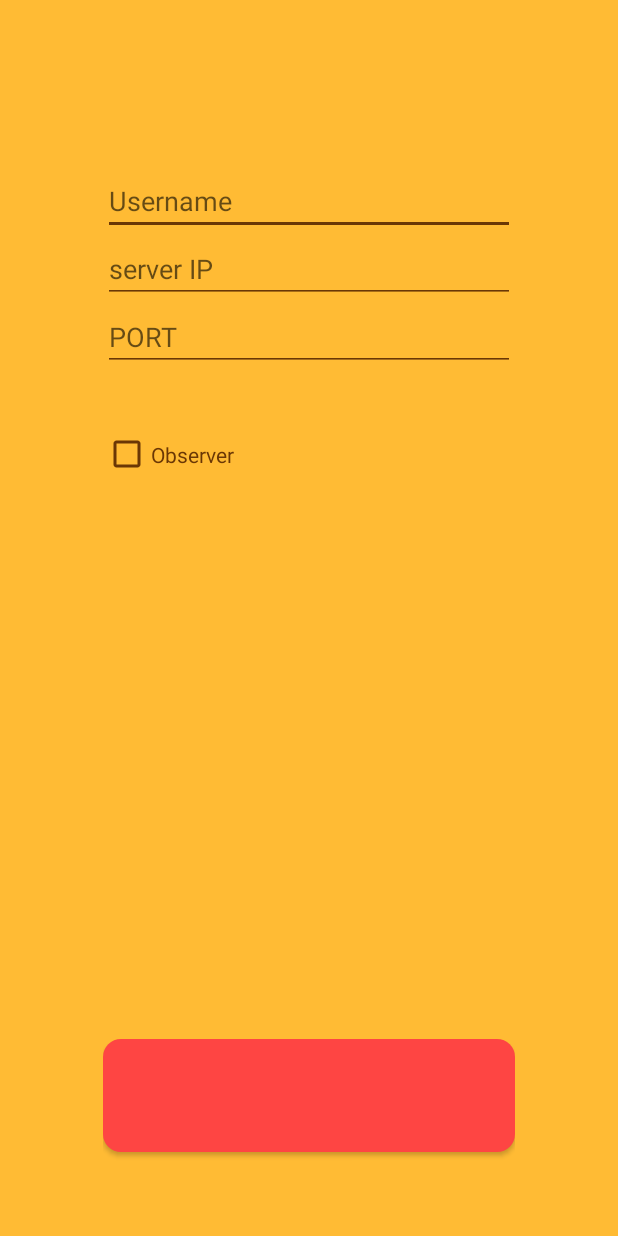
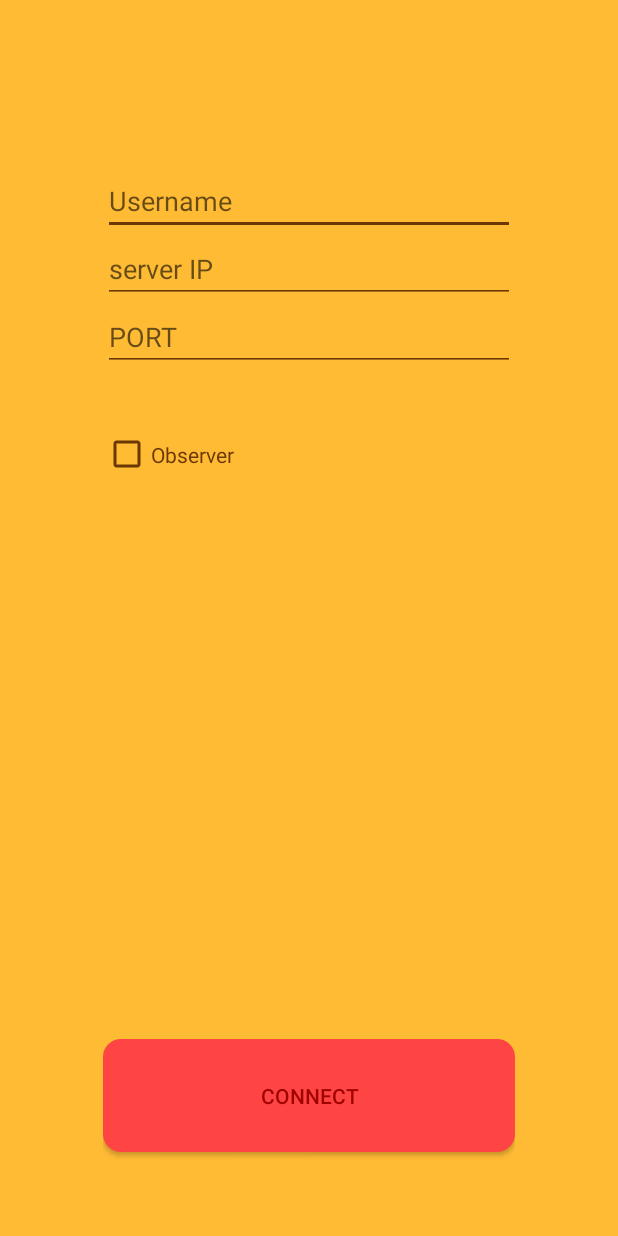
Before and after one commit to lucidBrot/einz, an Android app: the ClientSetupActivity screen opened directly, with no data from a screen before it, on a phone screen of 412 x 824 dp. Run offline under Robolectric (Android 15) with nearby library versions, the phone set to English and light mode, and no system bars; network calls fail.

```diff
--- a/project/app/src/main/res/layout/activity_client_setup.xml
+++ b/project/app/src/main/res/layout/activity_client_setup.xml
@@ -76,13 +76,14 @@
                 android:layout_width="match_parent"
                 android:layout_height="0dp"
                 android:layout_weight="6" />
-            ]
+
             <Button
                 android:id="@+id/btn_c_setup"
                 android:layout_width="match_parent"
                 android:layout_height="20dp"
                 android:layout_weight="1"
                 android:background="@drawable/button_red"
+                android:text="@string/btn_c_setup"
                 android:textColor="@color/red_darker" />
 
             <Space
```
